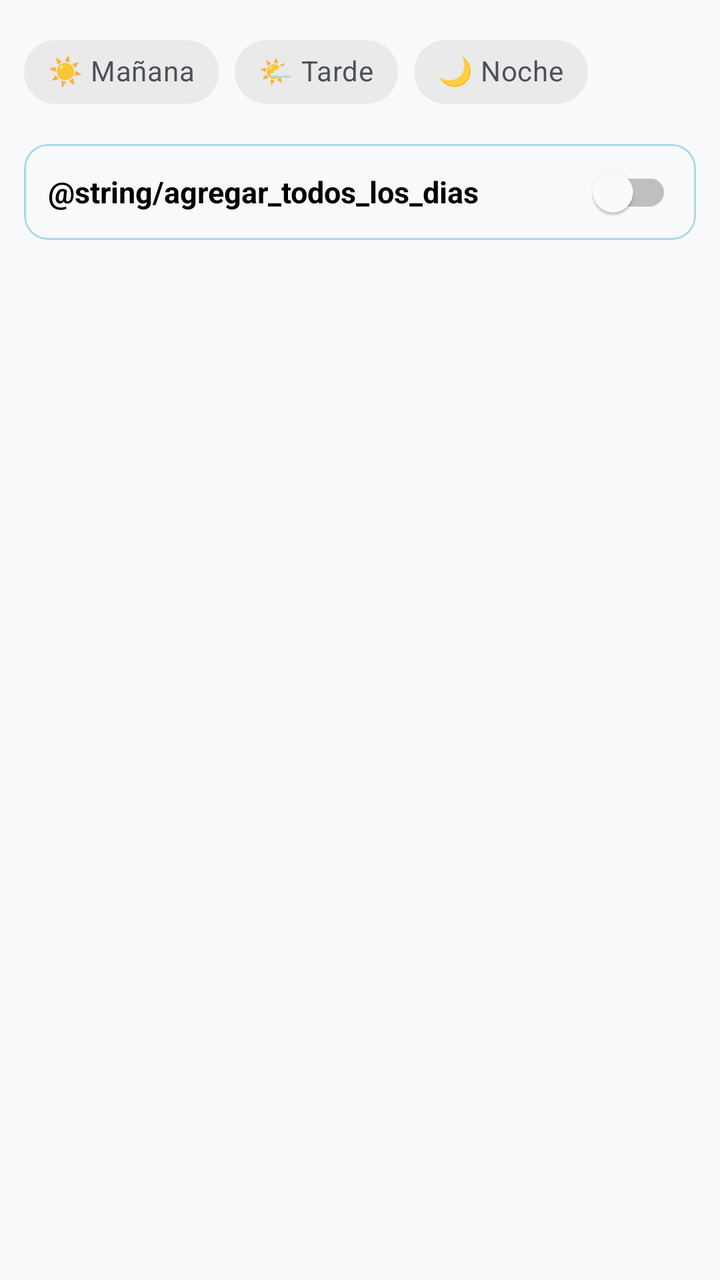
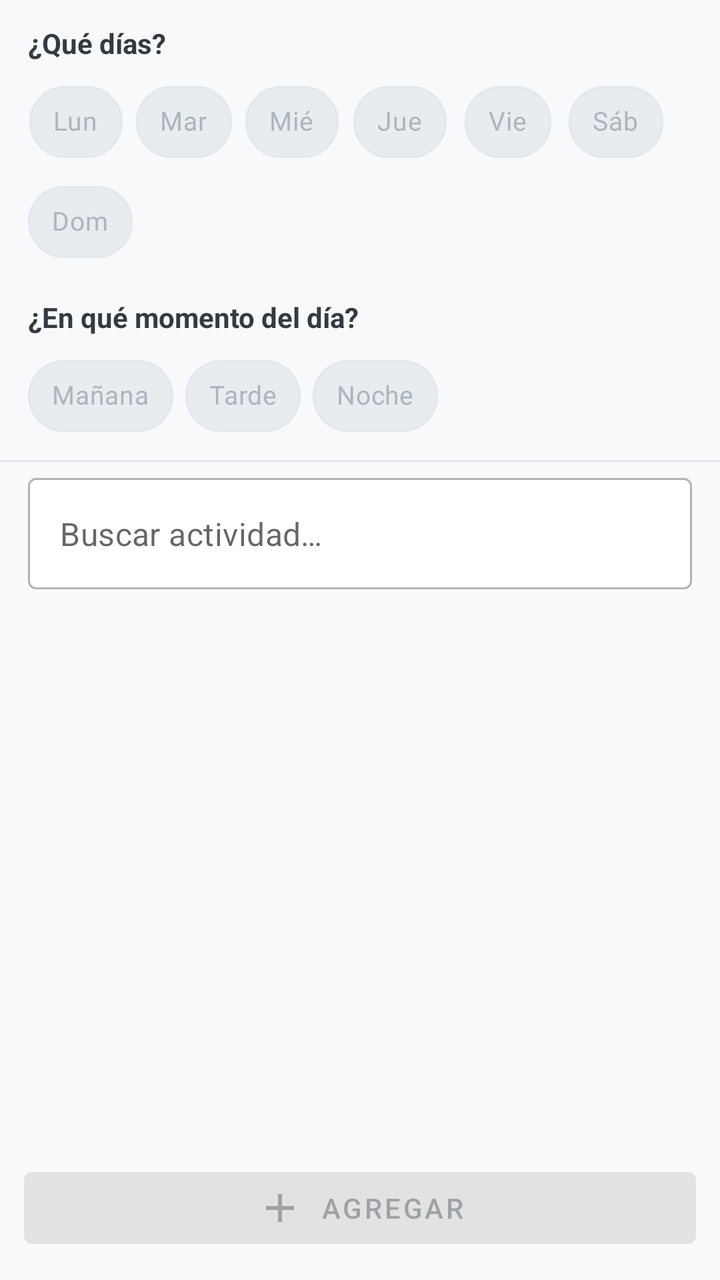

The first picture is an Android layout as it rendered before a commit; the second is the same layout after the commit. The layout source and the unified diff follow.
<!-- AndroidManifest.xml: application theme Theme.TEApp -->
<!-- res/layout/activity_activity_picker.xml -->
<?xml version="1.0" encoding="utf-8"?>
<LinearLayout xmlns:android="http://schemas.android.com/apk/res/android"
    xmlns:app="http://schemas.android.com/apk/res-auto"
    android:layout_width="match_parent"
    android:layout_height="match_parent"
    android:orientation="vertical"
    android:background="@color/background">

    
    <com.google.android.material.chip.ChipGroup
        android:layout_width="match_parent"
        android:layout_height="wrap_content"
        android:padding="12dp"
        style="@style/Widget.MaterialComponents.ChipGroup">

        <com.google.android.material.chip.Chip
            android:id="@+id/chip_manana"
            android:layout_width="wrap_content"
            android:layout_height="wrap_content"
            android:text="☀️ Mañana"
            style="@style/Widget.MaterialComponents.Chip.Choice" />

        <com.google.android.material.chip.Chip
            android:id="@+id/chip_tarde"
            android:layout_width="wrap_content"
            android:layout_height="wrap_content"
            android:text="🌤️ Tarde"
            style="@style/Widget.MaterialComponents.Chip.Choice" />

        <com.google.android.material.chip.Chip
            android:id="@+id/chip_noche"
            android:layout_width="wrap_content"
            android:layout_height="wrap_content"
            android:text="🌙 Noche"
            style="@style/Widget.MaterialComponents.Chip.Choice" />

    </com.google.android.material.chip.ChipGroup>

    <com.google.android.material.card.MaterialCardView
        android:layout_width="match_parent"
        android:layout_height="wrap_content"
        android:layout_marginStart="12dp"
        android:layout_marginEnd="12dp"
        android:layout_marginBottom="8dp"
        app:cardCornerRadius="12dp"
        app:cardElevation="0dp"
        app:strokeWidth="1dp"
        app:strokeColor="@color/primary"
        app:cardBackgroundColor="@color/background">

        <com.google.android.material.switchmaterial.SwitchMaterial
            android:id="@+id/switch_todos_los_dias"
            android:layout_width="match_parent"
            android:layout_height="wrap_content"
            android:paddingStart="12dp"
            android:paddingEnd="12dp"
            android:paddingTop="10dp"
            android:paddingBottom="10dp"
            android:text="@string/agregar_todos_los_dias"
            android:textSize="15sp"
            android:textStyle="bold" />

    </com.google.android.material.card.MaterialCardView>

    <ProgressBar
        android:id="@+id/progress_bar"
        android:layout_width="wrap_content"
        android:layout_height="wrap_content"
        android:layout_gravity="center"
        android:visibility="gone" />

    <androidx.recyclerview.widget.RecyclerView
        android:id="@+id/recycler_view"
        android:layout_width="match_parent"
        android:layout_height="match_parent"
        android:padding="8dp"
        android:clipToPadding="false" />

</LinearLayout>
<!-- resources referenced by this layout -->
<resources>
  <color name="background">#F8F9FA</color>
  <color name="primary">#A8D8EA</color>
  <style name="Theme.TEApp" parent="Theme.MaterialComponents.Light.NoActionBar">
          <item name="colorPrimary">@color/primary</item>
          <item name="colorPrimaryVariant">@color/primary_dark</item>
          <item name="colorOnPrimary">@color/on_primary</item>
          <item name="colorSecondary">@color/secondary</item>
          <item name="colorOnSecondary">@color/on_primary</item>
          <item name="android:colorBackground">@color/background</item>
          <item name="colorSurface">@color/surface</item>
          <item name="colorOnSurface">@color/on_primary</item>
          <item name="colorOnBackground">@color/on_primary</item>
          <item name="android:textColorPrimary">@color/on_primary</item>
          <item name="android:textColorSecondary">@color/text_secondary</item>
          <item name="android:statusBarColor">@color/primary_dark</item>
          <item name="colorControlNormal">@color/on_primary</item>
          <item name="colorControlActivated">@color/primary_dark</item>
      </style>
  <color name="primary_dark">#78C1C8</color>
  <color name="on_primary">#343A40</color>
  <color name="secondary">#B8E0C8</color>
  <color name="surface">#FFFFFF</color>
  <color name="text_secondary">#6C757D</color>
</resources>

<!-- the commit's change to res/layout/activity_activity_picker.xml (unified diff, before → after) -->
@@ -7,60 +7,177 @@
     android:background="@color/background">
 
     
+    <TextView
+        android:layout_width="wrap_content"
+        android:layout_height="wrap_content"
+        android:layout_marginStart="14dp"
+        android:layout_marginTop="12dp"
+        android:text="@string/rotulo_dias"
+        android:textSize="14sp"
+        android:textStyle="bold"
+        android:textColor="@color/on_background" />
+
+    
     <com.google.android.material.chip.ChipGroup
-        android:layout_width="match_parent"
-        android:layout_height="wrap_content"
-        android:padding="12dp"
-        style="@style/Widget.MaterialComponents.ChipGroup">
+        android:id="@+id/chip_group_dias"
+        android:layout_width="match_parent"
+        android:layout_height="wrap_content"
+        android:paddingStart="14dp"
+        android:paddingEnd="14dp"
+        android:paddingTop="6dp"
+        android:paddingBottom="4dp"
+        app:singleSelection="false"
+        app:chipSpacingHorizontal="6dp"
+        app:chipSpacingVertical="2dp">
+
+        <com.google.android.material.chip.Chip
+            android:id="@+id/chip_lun"
+            style="@style/ChipSeleccion"
+            android:layout_width="wrap_content"
+            android:layout_height="wrap_content"
+            android:text="@string/dia_lun" />
+
+        <com.google.android.material.chip.Chip
+            android:id="@+id/chip_mar"
+            style="@style/ChipSeleccion"
+            android:layout_width="wrap_content"
+            android:layout_height="wrap_content"
+            android:text="@string/dia_mar" />
+
+        <com.google.android.material.chip.Chip
+            android:id="@+id/chip_mie"
+            style="@style/ChipSeleccion"
+            android:layout_width="wrap_content"
+            android:layout_height="wrap_content"
+            android:text="@string/dia_mie" />
+
+        <com.google.android.material.chip.Chip
+            android:id="@+id/chip_jue"
+            style="@style/ChipSeleccion"
+            android:layout_width="wrap_content"
+            android:layout_height="wrap_content"
+            android:text="@string/dia_jue" />
+
+        <com.google.android.material.chip.Chip
+            android:id="@+id/chip_vie"
+            style="@style/ChipSeleccion"
+            android:layout_width="wrap_content"
+            android:layout_height="wrap_content"
+            android:text="@string/dia_vie" />
+
+        <com.google.android.material.chip.Chip
+            android:id="@+id/chip_sab"
+            style="@style/ChipSeleccion"
+            android:layout_width="wrap_content"
+            android:layout_height="wrap_content"
+            android:text="@string/dia_sab" />
+
+        <com.google.android.material.chip.Chip
+            android:id="@+id/chip_dom"
+            style="@style/ChipSeleccion"
+            android:layout_width="wrap_content"
+            android:layout_height="wrap_content"
+            android:text="@string/dia_dom" />
+
+    </com.google.android.material.chip.ChipGroup>
+
+    <TextView
+        android:layout_width="wrap_content"
+        android:layout_height="wrap_content"
+        android:layout_marginStart="14dp"
+        android:layout_marginTop="10dp"
+        android:text="@string/rotulo_franja"
+        android:textSize="14sp"
+        android:textStyle="bold"
+        android:textColor="@color/on_background" />
+
+    <com.google.android.material.chip.ChipGroup
+        android:id="@+id/chip_group_franja"
+        android:layout_width="match_parent"
+        android:layout_height="wrap_content"
+        android:paddingStart="14dp"
+        android:paddingEnd="14dp"
+        android:paddingTop="6dp"
+        android:paddingBottom="8dp"
+        app:singleSelection="false"
+        app:chipSpacingHorizontal="6dp">
 
         <com.google.android.material.chip.Chip
             android:id="@+id/chip_manana"
-            android:layout_width="wrap_content"
-            android:layout_height="wrap_content"
-            android:text="☀️ Mañana"
-            style="@style/Widget.MaterialComponents.Chip.Choice" />
+            style="@style/ChipSeleccion"
+            android:layout_width="wrap_content"
+            android:layout_height="wrap_content"
+            android:text="@string/manana" />
 
         <com.google.android.material.chip.Chip
             android:id="@+id/chip_tarde"
-            android:layout_width="wrap_content"
-            android:layout_height="wrap_content"
-            android:text="🌤️ Tarde"
-            style="@style/Widget.MaterialComponents.Chip.Choice" />
+            style="@style/ChipSeleccion"
+            android:layout_width="wrap_content"
+            android:layout_height="wrap_content"
+            android:text="@string/tarde" />
 
         <com.google.android.material.chip.Chip
             android:id="@+id/chip_noche"
-            android:layout_width="wrap_content"
-            android:layout_height="wrap_content"
-            android:text="🌙 Noche"
-            style="@style/Widget.MaterialComponents.Chip.Choice" />
+            style="@style/ChipSeleccion"
+            android:layout_width="wrap_content"
+            android:layout_height="wrap_content"
+            android:text="@string/noche" />
 
     </com.google.android.material.chip.ChipGroup>
 
-    <com.google.android.material.card.MaterialCardView
-        android:layout_width="match_parent"
-        android:layout_height="wrap_content"
-        android:layout_marginStart="12dp"
-        android:layout_marginEnd="12dp"
-        android:layout_marginBottom="8dp"
-        app:cardCornerRadius="12dp"
-        app:cardElevation="0dp"
-        app:strokeWidth="1dp"
-        app:strokeColor="@color/primary"
-        app:cardBackgroundColor="@color/background">
-
-        <com.google.android.material.switchmaterial.SwitchMaterial
-            android:id="@+id/switch_todos_los_dias"
+    <View
+        android:layout_width="match_parent"
+        android:layout_height="1dp"
+        android:background="@color/border" />
+
+    
+    <com.google.android.material.textfield.TextInputLayout
+        android:id="@+id/til_buscar"
+        style="@style/Widget.MaterialComponents.TextInputLayout.OutlinedBox"
+        android:layout_width="match_parent"
+        android:layout_height="wrap_content"
+        android:layout_marginStart="14dp"
+        android:layout_marginEnd="14dp"
+        android:layout_marginTop="8dp"
+        app:hintEnabled="false"
+        app:boxBackgroundColor="@color/surface"
+        app:endIconMode="clear_text">
+
+        <com.google.android.material.textfield.TextInputEditText
+            android:id="@+id/et_buscar"
             android:layout_width="match_parent"
             android:layout_height="wrap_content"
-            android:paddingStart="12dp"
-            android:paddingEnd="12dp"
-            android:paddingTop="10dp"
-            android:paddingBottom="10dp"
-            android:text="@string/agregar_todos_los_dias"
-            android:textSize="15sp"
-            android:textStyle="bold" />
-
-    </com.google.android.material.card.MaterialCardView>
+            android:hint="@string/buscar_actividad"
+            android:imeOptions="actionSearch"
+            android:inputType="text"
+            android:maxLines="1"
+            android:importantForAutofill="no" />
+
+    </com.google.android.material.textfield.TextInputLayout>
+
+    <HorizontalScrollView
+        android:layout_width="match_parent"
+        android:layout_height="wrap_content"
+        android:paddingStart="10dp"
+        android:paddingEnd="10dp"
+        android:paddingTop="6dp"
+        android:paddingBottom="4dp"
+        android:scrollbars="horizontal"
+        android:scrollbarSize="2dp"
+        android:fadeScrollbars="false"
+        android:requiresFadingEdge="horizontal"
+        android:fadingEdgeLength="24dp">
+
+        <com.google.android.material.chip.ChipGroup
+            android:id="@+id/chip_group_categorias"
+            android:layout_width="wrap_content"
+            android:layout_height="wrap_content"
+            app:singleLine="true"
+            app:singleSelection="true"
+            app:selectionRequired="false"
+            app:chipSpacingHorizontal="6dp" />
+
+    </HorizontalScrollView>
 
     <ProgressBar
         android:id="@+id/progress_bar"
@@ -72,8 +189,20 @@
     <androidx.recyclerview.widget.RecyclerView
         android:id="@+id/recycler_view"
         android:layout_width="match_parent"
-        android:layout_height="match_parent"
+        android:layout_height="0dp"
+        android:layout_weight="1"
         android:padding="8dp"
         android:clipToPadding="false" />
 
+    
+    <com.google.android.material.button.MaterialButton
+        android:id="@+id/btn_agregar"
+        android:layout_width="match_parent"
+        android:layout_height="wrap_content"
+        android:layout_margin="12dp"
+        android:enabled="false"
+        android:text="@string/agregar"
+        app:icon="@drawable/ic_add"
+        app:iconGravity="textStart" />
+
 </LinearLayout>
<!-- resource entries referenced after the edit -->
@@ -1,6 +1,8 @@
 <!-- resources referenced by this layout -->
 <resources>
   <color name="background">#F8F9FA</color>
+  <color name="border">#E2E8EF</color>
+  <color name="on_background">#343A40</color>
   <color name="primary">#A8D8EA</color>
   <style name="Theme.TEApp" parent="Theme.MaterialComponents.Light.NoActionBar">
           <item name="colorPrimary">@color/primary</item>
@@ -22,6 +24,40 @@
   <color name="on_primary">#343A40</color>
   <color name="secondary">#B8E0C8</color>
   <color name="surface">#FFFFFF</color>
+  <!-- drawable ic_add (drawable) -->
+  <?xml version="1.0" encoding="utf-8"?>
+  <vector xmlns:android="http://schemas.android.com/apk/res/android"
+      android:width="24dp"
+      android:height="24dp"
+      android:viewportWidth="24"
+      android:viewportHeight="24">
+      <path
+          android:fillColor="#FFFFFF"
+          android:pathData="M19,13h-6v6h-2v-6H5v-2h6V5h2v6h6v2z"/>
+  </vector>
+  <string name="agregar">Agregar</string>
+  <string name="buscar_actividad">Buscar actividad…</string>
+  <string name="dia_dom">Dom</string>
+  <string name="dia_jue">Jue</string>
+  <string name="dia_lun">Lun</string>
+  <string name="dia_mar">Mar</string>
+  <string name="dia_mie">Mié</string>
+  <string name="dia_sab">Sáb</string>
+  <string name="dia_vie">Vie</string>
+  <string name="manana">Mañana</string>
+  <string name="noche">Noche</string>
+  <string name="rotulo_dias">¿Qué días?</string>
+  <string name="rotulo_franja">¿En qué momento del día?</string>
+  <string name="tarde">Tarde</string>
+  <style name="ChipSeleccion" parent="Widget.MaterialComponents.Chip.Filter">
+          <item name="chipBackgroundColor">@color/chip_seleccion_fondo</item>
+          <item name="android:textColor">@color/chip_seleccion_texto</item>
+          <item name="chipStrokeColor">@color/chip_seleccion_borde</item>
+          <item name="chipStrokeWidth">1dp</item>
+          <item name="checkedIconVisible">false</item>
+          <item name="chipMinHeight">36dp</item>
+          <item name="android:textSize">13sp</item>
+      </style>
   <color name="text_secondary">#6C757D</color>
 </resources>
 
